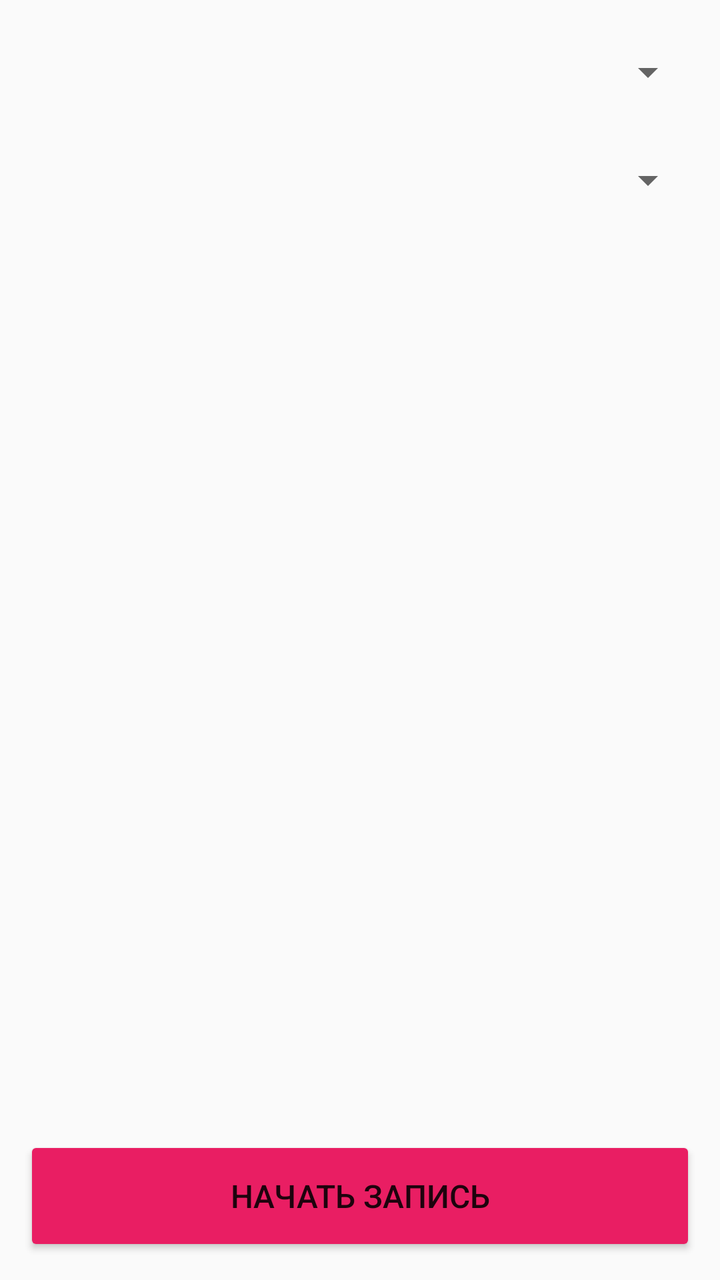
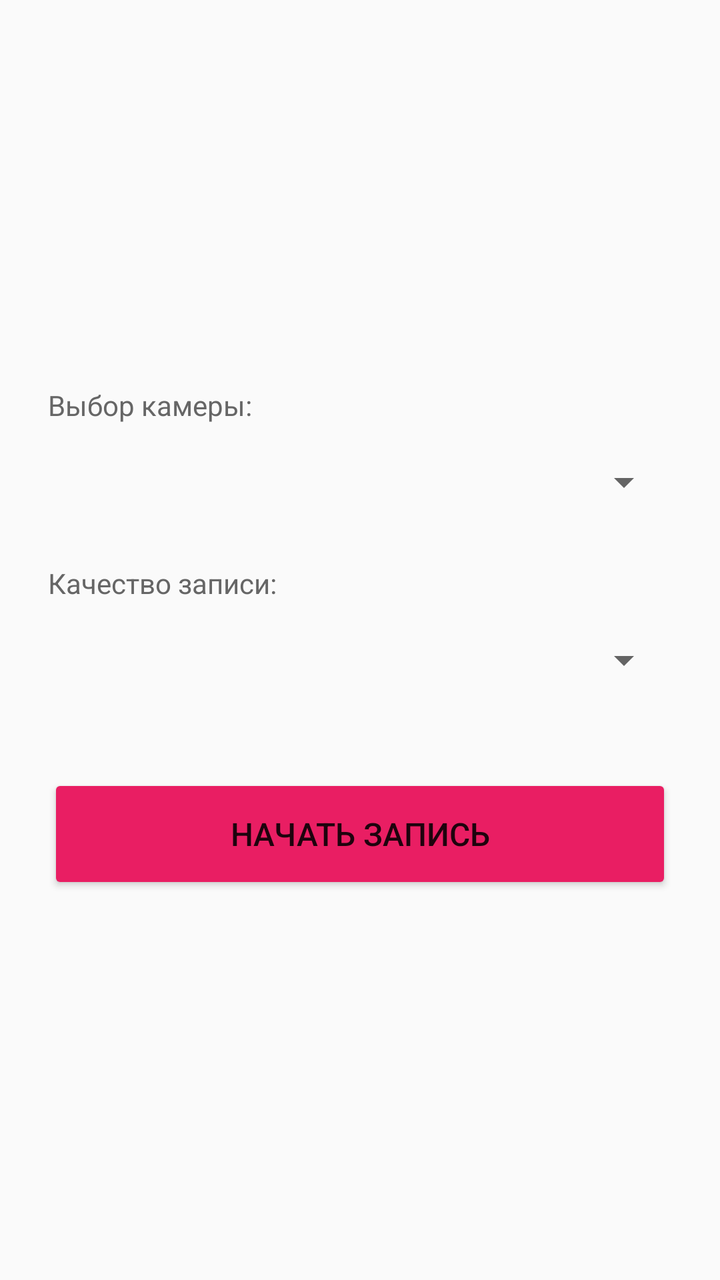

Two renders of the same Android screen: before a commit and after it. Below are the layout's source before the change and the commit's diff.
<!-- AndroidManifest.xml: application theme Theme.AppCompat.Light.DarkActionBar -->
<!-- res/layout/activity_main.xml -->
<?xml version="1.0" encoding="utf-8"?>
<LinearLayout xmlns:android="http://schemas.android.com/apk/res/android"
    android:layout_width="match_parent"
    android:layout_height="match_parent"
    android:orientation="vertical"
    android:padding="12dp"
    android:gravity="center">

    <Spinner
        android:id="@+id/spinnerMode"
        android:layout_width="match_parent"
        android:layout_height="48dp"
        android:layout_marginBottom="6dp"/>

    <Spinner
        android:id="@+id/spinnerQuality"
        android:layout_width="match_parent"
        android:layout_height="48dp"
        android:layout_marginBottom="8dp"/>

    <TextureView
        android:id="@+id/textureView1"
        android:layout_width="match_parent"
        android:layout_height="0dp"
        android:layout_weight="1"
        android:layout_marginBottom="8dp"/>

    <TextureView
        android:id="@+id/textureView2"
        android:layout_width="match_parent"
        android:layout_height="0dp"
        android:layout_weight="1"
        android:layout_marginBottom="12dp"/>

    <Button
        android:id="@+id/btnRecord"
        android:layout_width="match_parent"
        android:layout_height="60dp"
        android:text="Начать запись"
        android:textSize="16sp"
        android:backgroundTint="#E91E63"/>

</LinearLayout>
<!-- resources referenced by this layout -->
<resources>

</resources>

<!-- the commit's change to res/layout/activity_main.xml (unified diff, before → after) -->
@@ -3,34 +3,36 @@
     android:layout_width="match_parent"
     android:layout_height="match_parent"
     android:orientation="vertical"
-    android:padding="12dp"
+    android:padding="24dp"
     android:gravity="center">
 
+    <TextView
+        android:layout_width="match_parent"
+        android:layout_height="wrap_content"
+        android:text="Выбор камеры:"
+        android:textSize="14sp"
+        android:textColor="#666666"
+        android:layout_marginBottom="4dp"/>
+
     <Spinner
-        android:id="@+id/spinnerMode"
+        android:id="@+id/spinnerCamera"
         android:layout_width="match_parent"
-        android:layout_height="48dp"
-        android:layout_marginBottom="6dp"/>
+        android:layout_height="50dp"
+        android:layout_marginBottom="16dp"/>
+
+    <TextView
+        android:layout_width="match_parent"
+        android:layout_height="wrap_content"
+        android:text="Качество записи:"
+        android:textSize="14sp"
+        android:textColor="#666666"
+        android:layout_marginBottom="4dp"/>
 
     <Spinner
         android:id="@+id/spinnerQuality"
         android:layout_width="match_parent"
-        android:layout_height="48dp"
-        android:layout_marginBottom="8dp"/>
-
-    <TextureView
-        android:id="@+id/textureView1"
-        android:layout_width="match_parent"
-        android:layout_height="0dp"
-        android:layout_weight="1"
-        android:layout_marginBottom="8dp"/>
-
-    <TextureView
-        android:id="@+id/textureView2"
-        android:layout_width="match_parent"
-        android:layout_height="0dp"
-        android:layout_weight="1"
-        android:layout_marginBottom="12dp"/>
+        android:layout_height="50dp"
+        android:layout_marginBottom="32dp"/>
 
     <Button
         android:id="@+id/btnRecord"
